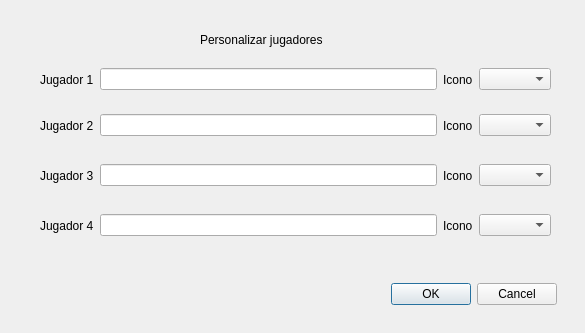
Above: selecjugadores.ui from FelixRNV/Juego_OCA before the change. Below: the same form after it.
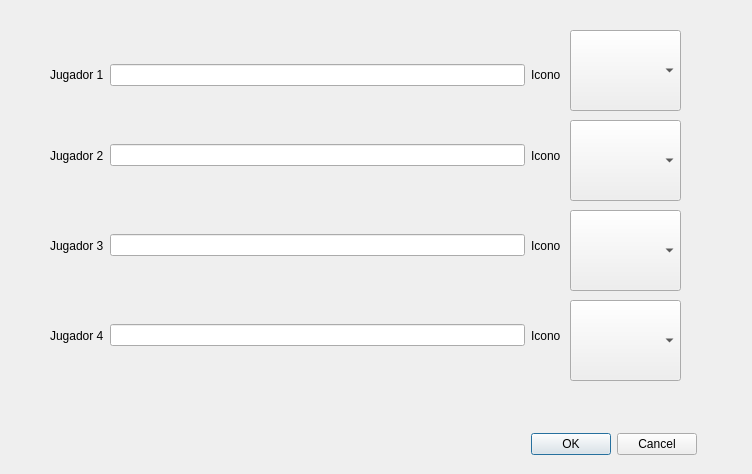
That is the form after the change. Icons and pictures are not drawn.

The edit to the form file:
```diff
--- a/selecjugadores.ui
+++ b/selecjugadores.ui
@@ -6,8 +6,8 @@
    <rect>
     <x>0</x>
     <y>0</y>
-    <width>585</width>
-    <height>333</height>
+    <width>752</width>
+    <height>474</height>
    </rect>
   </property>
   <property name="windowTitle">
@@ -16,8 +16,8 @@
   <widget class="QWidget" name="layoutWidget">
    <property name="geometry">
     <rect>
-     <x>40</x>
-     <y>210</y>
+     <x>50</x>
+     <y>320</y>
      <width>511</width>
      <height>31</height>
     </rect>
@@ -47,16 +47,13 @@
       </property>
      </widget>
     </item>
-    <item>
-     <widget class="QComboBox" name="cbx_jugador4"/>
-    </item>
    </layout>
   </widget>
   <widget class="QWidget" name="layoutWidget_2">
    <property name="geometry">
     <rect>
-     <x>40</x>
-     <y>110</y>
+     <x>50</x>
+     <y>140</y>
      <width>511</width>
      <height>31</height>
     </rect>
@@ -79,9 +76,6 @@
       </property>
      </widget>
     </item>
-    <item>
-     <widget class="QComboBox" name="cbx_jugador2"/>
-    </item>
    </layout>
    <zorder>label_2</zorder>
    <zorder>label_7</zorder>
@@ -91,10 +85,10 @@
   <widget class="QWidget" name="layoutWidget_3">
    <property name="geometry">
     <rect>
-     <x>40</x>
-     <y>59</y>
+     <x>50</x>
+     <y>60</y>
      <width>511</width>
-     <height>41</height>
+     <height>30</height>
     </rect>
    </property>
    <layout class="QHBoxLayout" name="horizontalLayout">
@@ -115,16 +109,13 @@
       </property>
      </widget>
     </item>
-    <item>
-     <widget class="QComboBox" name="cbx_jugador1"/>
-    </item>
    </layout>
   </widget>
   <widget class="QWidget" name="layoutWidget_4">
    <property name="geometry">
     <rect>
-     <x>40</x>
-     <y>160</y>
+     <x>50</x>
+     <y>230</y>
      <width>511</width>
      <height>31</height>
     </rect>
@@ -151,16 +142,13 @@
       </property>
      </widget>
     </item>
-    <item>
-     <widget class="QComboBox" name="cbx_jugador3"/>
-    </item>
    </layout>
   </widget>
   <widget class="QDialogButtonBox" name="btnBox">
    <property name="geometry">
     <rect>
-     <x>390</x>
-     <y>280</y>
+     <x>530</x>
+     <y>430</y>
      <width>167</width>
      <height>29</height>
     </rect>
@@ -169,17 +157,68 @@
     <set>QDialogButtonBox::Cancel|QDialogButtonBox::Ok</set>
    </property>
   </widget>
-  <widget class="QLabel" name="label_5">
+  <widget class="QComboBox" name="cbx_jugador1">
    <property name="geometry">
     <rect>
-     <x>200</x>
+     <x>570</x>
      <y>30</y>
-     <width>211</width>
-     <height>20</height>
+     <width>111</width>
+     <height>81</height>
     </rect>
    </property>
-   <property name="text">
-    <string>Personalizar jugadores</string>
+   <property name="iconSize">
+    <size>
+     <width>100</width>
+     <height>70</height>
+    </size>
+   </property>
+  </widget>
+  <widget class="QComboBox" name="cbx_jugador2">
+   <property name="geometry">
+    <rect>
+     <x>570</x>
+     <y>120</y>
+     <width>111</width>
+     <height>81</height>
+    </rect>
+   </property>
+   <property name="iconSize">
+    <size>
+     <width>100</width>
+     <height>70</height>
+    </size>
+   </property>
+  </widget>
+  <widget class="QComboBox" name="cbx_jugador3">
+   <property name="geometry">
+    <rect>
+     <x>570</x>
+     <y>300</y>
+     <width>111</width>
+     <height>81</height>
+    </rect>
+   </property>
+   <property name="iconSize">
+    <size>
+     <width>100</width>
+     <height>70</height>
+    </size>
+   </property>
+  </widget>
+  <widget class="QComboBox" name="cbx_jugador4">
+   <property name="geometry">
+    <rect>
+     <x>570</x>
+     <y>210</y>
+     <width>111</width>
+     <height>81</height>
+    </rect>
+   </property>
+   <property name="iconSize">
+    <size>
+     <width>100</width>
+     <height>70</height>
+    </size>
    </property>
   </widget>
  </widget>
```
Left out of the diff: 13 changed lines with no effect on the pictures.
